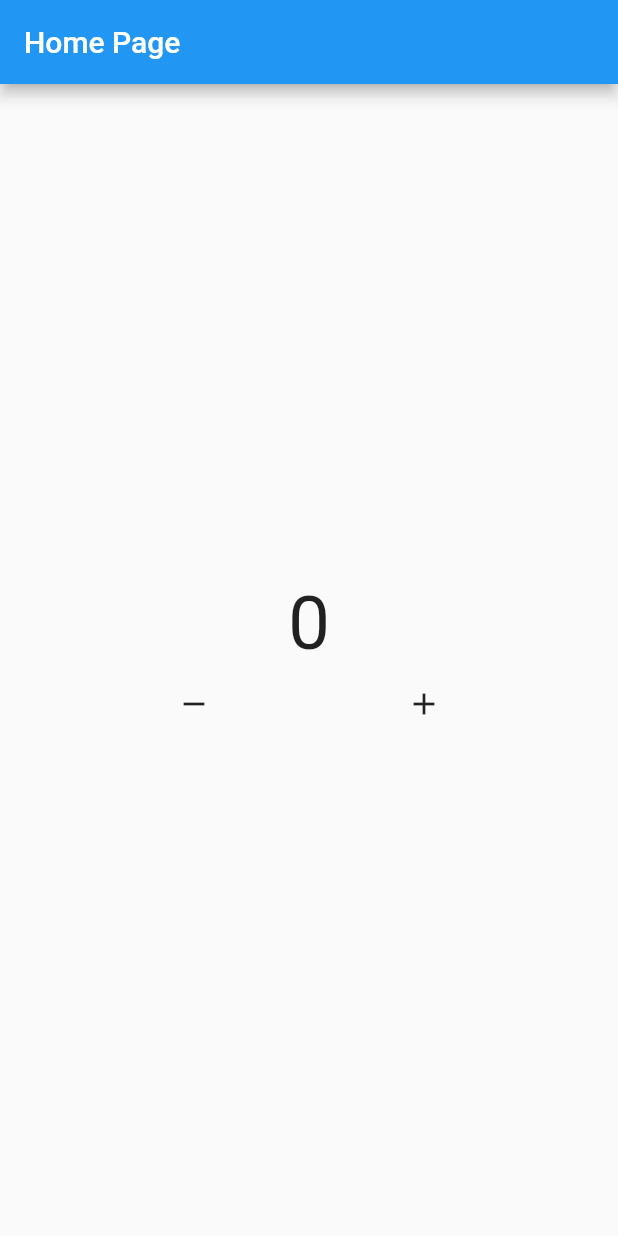
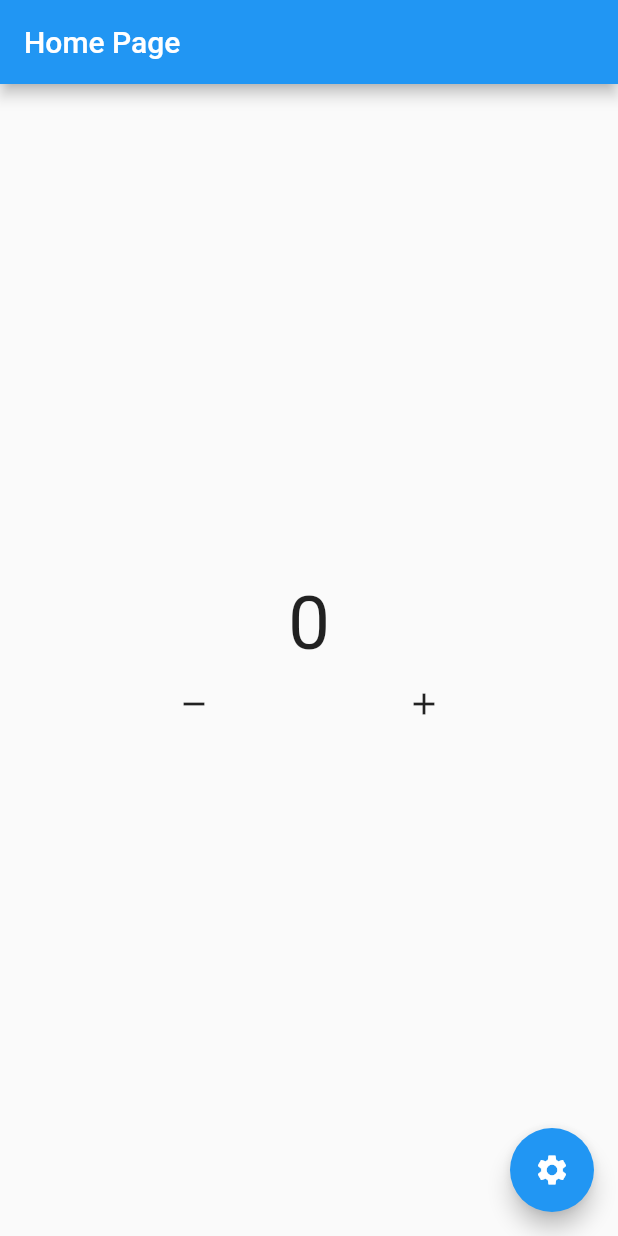
Before and after one commit to itsmhyne/mhybloc, a Flutter app: the screen it shows after launch, on a phone screen of 412 x 824 dp. Run offline on Flutter 3.47's test engine with Material 2 defaults, Android fonts, the phone set to English and light mode, and no system bars; our stand-ins replace bloc, flutter_bloc.

Commit message:
multi bloc provider

```diff
--- /dev/null
+++ b/lib/app.dart
@@ -0,0 +1,24 @@
+import 'package:flutter/material.dart';
+import 'package:flutter/src/foundation/key.dart';
+import 'package:flutter/src/widgets/framework.dart';
+import 'package:flutter_bloc/flutter_bloc.dart';
+import 'package:mhybloc/blocs/counter.dart';
+import 'package:mhybloc/blocs/theme.dart';
+import 'package:mhybloc/pages/home_page.dart';
+
+class App extends StatelessWidget {
+  const App({Key? key}) : super(key: key);
+
+  @override
+  Widget build(BuildContext context) {
+    return BlocBuilder<ThemeBloc, bool>(
+      bloc: context.read<ThemeBloc>(),
+      builder: (context, state) {
+        return MaterialApp(
+          theme: state == true ? ThemeData.light() : ThemeData.dark(),
+          home: const HomePage(),
+        );
+      },
+    );
+  }
+}
--- /dev/null
+++ b/lib/blocs/theme.dart
@@ -0,0 +1,20 @@
+// ignore_for_file: slash_for_doc_comments
+
+import 'package:bloc/bloc.dart';
+
+class ThemeBloc extends Cubit<bool> {
+  /**
+   * Logic
+   * true = light
+   * false = dark
+   */
+  ThemeBloc() : super(true);
+
+  void changeTheme() => emit(!state);
+  @override
+  void onChange(Change<bool> change) {
+    // TODO: implement onChange
+    super.onChange(change);
+    print(change);
+  }
+}
--- a/lib/main.dart
+++ b/lib/main.dart
@@ -1,7 +1,9 @@
 import 'package:flutter/cupertino.dart';
 import 'package:flutter/material.dart';
 import 'package:flutter_bloc/flutter_bloc.dart';
+import 'package:mhybloc/app.dart';
 import 'package:mhybloc/blocs/counter.dart';
+import 'package:mhybloc/blocs/theme.dart';
 import 'package:mhybloc/pages/home_page.dart';
 
 void main() {
@@ -9,15 +11,20 @@ void main() {
 }
 
 class MyApp extends StatelessWidget {
-  const MyApp({Key? key}) : super(key: key);
+  MyApp({Key? key}) : super(key: key);
 
   @override
   Widget build(BuildContext context) {
-    return MaterialApp(
-      home: BlocProvider(
-        create: (context) => CounterBloc(),
-        child: HomePage(),
-      ),
+    return MultiBlocProvider(
+      providers: [
+        BlocProvider(
+          create: (context) => CounterBloc(),
+        ),
+        BlocProvider(
+          create: (context) => ThemeBloc(),
+        ),
+      ],
+      child: App(),
     );
   }
 }
--- a/lib/pages/home_page.dart
+++ b/lib/pages/home_page.dart
@@ -1,6 +1,7 @@
 import 'package:flutter/material.dart';
 import 'package:mhybloc/blocs/counter.dart';
 import 'package:flutter_bloc/flutter_bloc.dart';
+import 'package:mhybloc/blocs/theme.dart';
 
 class HomePage extends StatelessWidget {
   const HomePage({Key? key}) : super(key: key);
@@ -8,6 +9,7 @@ class HomePage extends StatelessWidget {
   @override
   Widget build(BuildContext context) {
     CounterBloc mycounter = context.read<CounterBloc>();
+    ThemeBloc mytheme = context.read<ThemeBloc>();
     return Scaffold(
       appBar: AppBar(
         title: const Text("Home Page"),
@@ -42,6 +44,12 @@ class HomePage extends StatelessWidget {
           ],
         ),
       ),
+      floatingActionButton: FloatingActionButton(
+        onPressed: () {
+          mytheme.changeTheme();
+        },
+        child: const Icon(Icons.settings),
+      ),
     );
   }
 }
```
